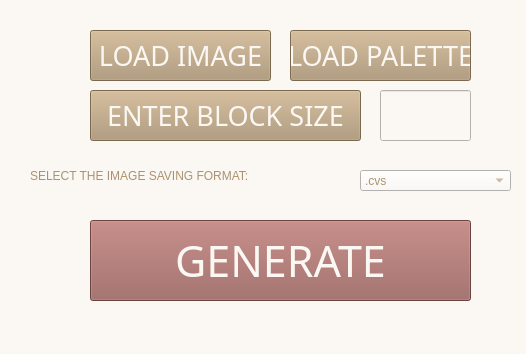
The window that WallArtGenerate.ui (smlofsx/wall_art) describes before a commit, drawn with Qt 5.
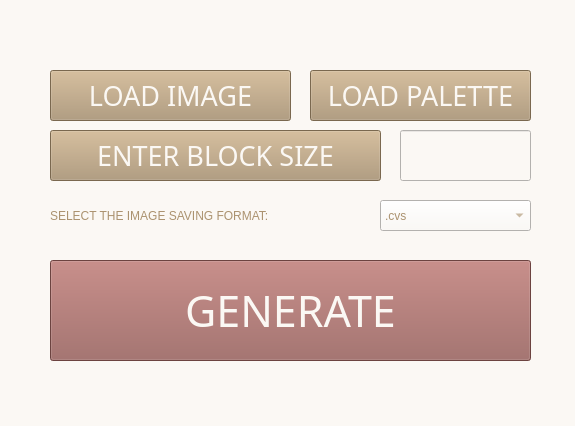
The same window after the commit.

What changed in the file:
```diff
--- a/WallArtGenerate.ui
+++ b/WallArtGenerate.ui
@@ -6,8 +6,8 @@
    <rect>
     <x>0</x>
     <y>0</y>
-    <width>526</width>
-    <height>354</height>
+    <width>575</width>
+    <height>426</height>
    </rect>
   </property>
   <property name="font">
@@ -35,9 +35,9 @@
    <widget class="QPushButton" name="loadImageButton">
     <property name="geometry">
      <rect>
-      <x>90</x>
-      <y>30</y>
-      <width>181</width>
+      <x>50</x>
+      <y>70</y>
+      <width>241</width>
       <height>51</height>
      </rect>
     </property>
@@ -61,9 +61,9 @@
    <widget class="QPushButton" name="loadPaletteButton">
     <property name="geometry">
      <rect>
-      <x>290</x>
-      <y>30</y>
-      <width>181</width>
+      <x>310</x>
+      <y>70</y>
+      <width>221</width>
       <height>51</height>
      </rect>
     </property>
@@ -87,10 +87,10 @@
    <widget class="QPushButton" name="generateButton">
     <property name="geometry">
      <rect>
-      <x>90</x>
-      <y>220</y>
-      <width>381</width>
-      <height>81</height>
+      <x>50</x>
+      <y>260</y>
+      <width>481</width>
+      <height>101</height>
      </rect>
     </property>
     <property name="font">
@@ -116,9 +116,9 @@
    <widget class="QPushButton" name="block_size">
     <property name="geometry">
      <rect>
-      <x>90</x>
-      <y>90</y>
-      <width>271</width>
+      <x>50</x>
+      <y>130</y>
+      <width>331</width>
       <height>51</height>
      </rect>
     </property>
@@ -142,8 +142,8 @@
    <widget class="QLabel" name="label">
     <property name="geometry">
      <rect>
-      <x>30</x>
-      <y>160</y>
+      <x>50</x>
+      <y>200</y>
       <width>321</width>
       <height>31</height>
      </rect>
@@ -159,10 +159,10 @@
    <widget class="QComboBox" name="select_format">
     <property name="geometry">
      <rect>
-      <x>360</x>
-      <y>170</y>
+      <x>380</x>
+      <y>200</y>
       <width>151</width>
-      <height>21</height>
+      <height>31</height>
      </rect>
     </property>
     <property name="styleSheet">
@@ -183,9 +183,9 @@
    <widget class="QLineEdit" name="lineEdit">
     <property name="geometry">
      <rect>
-      <x>380</x>
-      <y>90</y>
-      <width>91</width>
+      <x>400</x>
+      <y>130</y>
+      <width>131</width>
       <height>51</height>
      </rect>
     </property>
```
